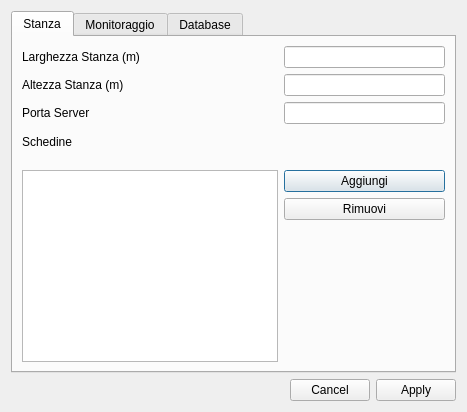
Before: the Qt Designer form RoomMonitor/settings.ui in PieroMacaluso/RoomMonitor, drawn with Qt 5.
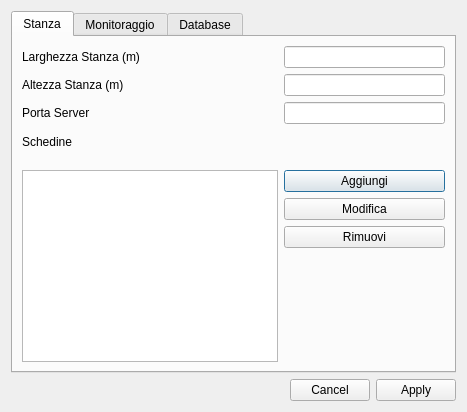
After: the same form once the commit is applied.

```diff
--- a/RoomMonitor/settings.ui
+++ b/RoomMonitor/settings.ui
@@ -74,6 +74,13 @@
                                                             </property>
                                                         </widget>
                                                     </item>
+                                                    <item>
+                                                        <widget class="QPushButton" name="modBoard">
+                                                            <property name="text">
+                                                                <string>Modifica</string>
+                                                            </property>
+                                                        </widget>
+                                                    </item>
                                                     <item>
                                                         <widget class="QPushButton" name="removeBoard">
                                                             <property name="text">
```
